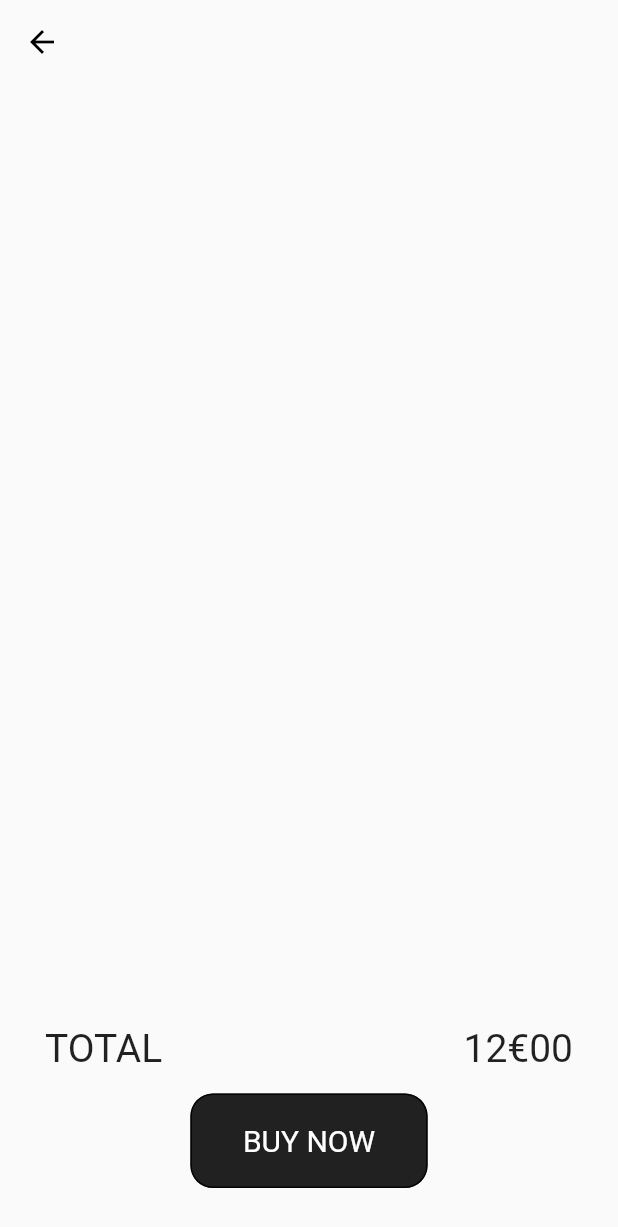
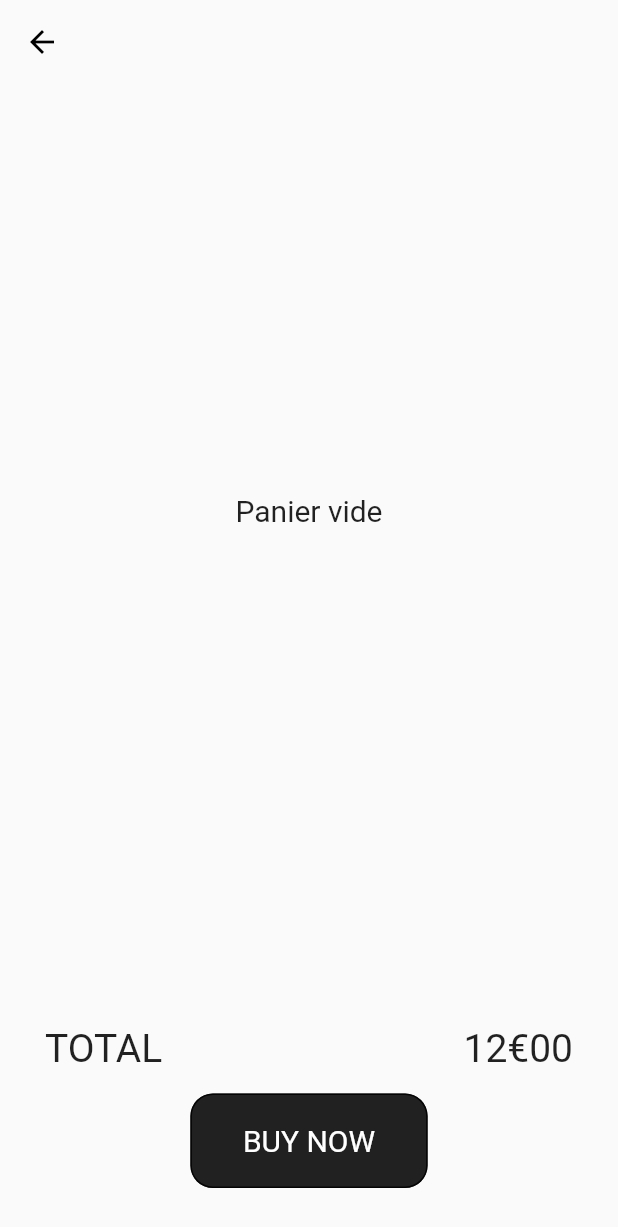
Before and after one commit to Xamimus/tp_flutter, a Flutter app: the screen it shows after launch, scrolled down 576 dp, after a tap on the "shopping cart" icon, on a phone screen of 412 x 824 dp. Shown: the top 1227 px of the screen. Run offline on Flutter 3.47's test engine with Material 2 defaults, Android fonts, the phone set to English and light mode, and no system bars; our stand-ins replace bloc, equatable, flutter_bloc; network calls fail.

```diff
--- a/lib/components/Article/ArticleItem/article_item.dart
+++ b/lib/components/Article/ArticleItem/article_item.dart
@@ -15,7 +15,7 @@ class ArticleItem extends StatelessWidget {
     return Scaffold(
       body: SingleChildScrollView(
           child: InkWell(
-              onTap: () => Navigator.push(context, MaterialPageRoute<void>(builder: (BuildContext context) => Details())),
+              onTap: () => Navigator.push(context, MaterialPageRoute<void>(builder: (BuildContext context) => Details(article: article))),
               child: Container(
                 padding: const EdgeInsets.symmetric(vertical: 20.0),
                 child: Card(
--- a/lib/components/Article/ArticleList/article_list.dart
+++ b/lib/components/Article/ArticleList/article_list.dart
@@ -11,7 +11,7 @@ class ArticleList extends StatelessWidget {
   @override
   Widget build(BuildContext context) {
     var size = MediaQuery.of(context).size;
-    final double itemHeight = (size.height - kToolbarHeight - 24) / 3;
+    final double itemHeight = (size.height - kToolbarHeight - 24) / 2.6;
     final double itemWidth = size.width / 2;
 
     return Scaffold(
--- a/lib/components/Cart/cart_item.dart
+++ b/lib/components/Cart/cart_item.dart
@@ -43,12 +43,12 @@ class _CartItemState extends State<CartItem> {
               Column(
                 children: [
                   Container(
-                    margin: EdgeInsets.all(1),
+                    margin: EdgeInsets.all(10.0),
                     width: 110,
                     height: 100,
                     decoration: BoxDecoration(
-                      image: const DecorationImage(
-                        image: NetworkImage('https://cdn.pixabay.com/photo/2021/04/09/22/03/strawberries-6165597_960_720.jpg'),
+                      image: DecorationImage(
+                        image: NetworkImage(item.image),
                         fit: BoxFit.cover,
                       ),
                       border: Border.all(
--- a/lib/components/Cart/cart_list.dart
+++ b/lib/components/Cart/cart_list.dart
@@ -1,16 +1,16 @@
 import 'package:flutter/material.dart';
+import 'package:flutter_bloc/flutter_bloc.dart';
 import 'package:flutter_tp/repositories/cart_impl_repository.dart';
 import 'package:flutter_tp/models/Article.dart';
 import 'package:flutter_tp/services/cart/cart_bloc.dart';
 import 'cart_item.dart';
 import '../../repositories/abstract/cart_repository.dart';
-import 'package:flutter_bloc/flutter_bloc.dart';
 
 class CartList extends StatefulWidget {
 
   static CartRepository repo = CartImplRespository();
 
-  static List<Article> _items = repo.articles;
+  static List<Article> _items = [];
 
   const CartList({Key? key}) : super(key: key);
 
@@ -20,15 +20,17 @@ class CartList extends StatefulWidget {
 
 class _CartListState extends State<CartList> {
 
-  List<Article> items;
+  dynamic items;
 
   _CartListState(this.items);
 
   @override
   void initState() {
     super.initState();
-    print(items);
-    setState(() => items = this.items);
+    final CartBloc _cartBloc = BlocProvider.of<CartBloc>(context);
+    // On a pas trouvé le moyen d'accèder au state du bloc de manière propre
+    setState(() => items = _cartBloc.state.props[0]);
+    print(this.items);
   }
 
   @override
@@ -39,10 +41,17 @@ class _CartListState extends State<CartList> {
 
   @override
   Widget build(BuildContext context) {
-    return ListView.builder(
-                scrollDirection: Axis.vertical,
-                itemCount: this.items.length,
-                itemBuilder: (BuildContext context, int index) => CartItem(item: items[index])
-    );
+    final CartBloc _counterBloc = BlocProvider.of<CartBloc>(context);
+    if (items.length == 0) {
+      return Center(
+        child: Text("Panier vide", style: TextStyle(fontSize: 20),)
+      );
+    } else {
+      return ListView.builder(
+          scrollDirection: Axis.vertical,
+          itemCount: this.items.length,
+          itemBuilder: (BuildContext context, int index) => CartItem(item: items[index])
+      );
+    }
   }
 }
--- a/lib/main.dart
+++ b/lib/main.dart
@@ -13,7 +13,7 @@ class MyApp extends StatelessWidget {
 
   @override
   Widget build(BuildContext context) {
-    CartRepository cartRepository = CartImplRespository();
+    CartImplRespository cartRepository = CartImplRespository();
 
     return MultiBlocProvider(
       providers: [
--- a/lib/services/cart/cart_bloc.dart
+++ b/lib/services/cart/cart_bloc.dart
@@ -1,6 +1,7 @@
 import 'dart:async';
 
 import 'package:flutter_tp/models/Article.dart';
+import 'package:flutter_tp/repositories/cart_impl_repository.dart';
 
 import '../../repositories/abstract/cart_repository.dart';
 import 'package:bloc/bloc.dart';
@@ -10,7 +11,7 @@ part 'cart_event.dart';
 part 'cart_state.dart';
 
 class CartBloc extends Bloc<CartEvent, CartState> {
-  final CartRepository _cartRepository;
+  final CartImplRespository _cartRepository;
 
   CartBloc(this._cartRepository) : super(CartInitialState(articles: _cartRepository.articles));
 
@@ -21,7 +22,6 @@ class CartBloc extends Bloc<CartEvent, CartState> {
     if (event is CartInitialEvent) {
       yield CartInitialState(articles: _cartRepository.articles);
     } else if (event is CartGetEvent) {
-
       yield CartInitialState(
         articles: _cartRepository.articles,
       );
```
Also changed, not shown: lib/containers/Details/Details.dart (+8 -4 lines), lib/repositories/cart_impl_repository.dart (line endings or trailing spaces), pubspec.yaml (line endings or trailing spaces).
